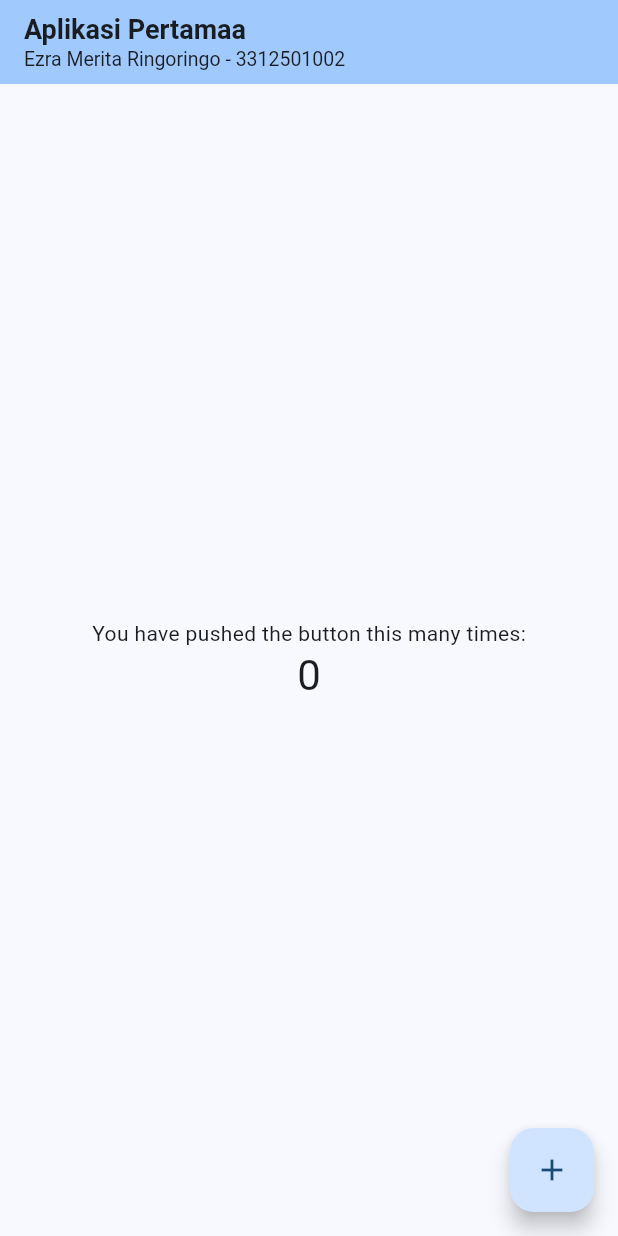
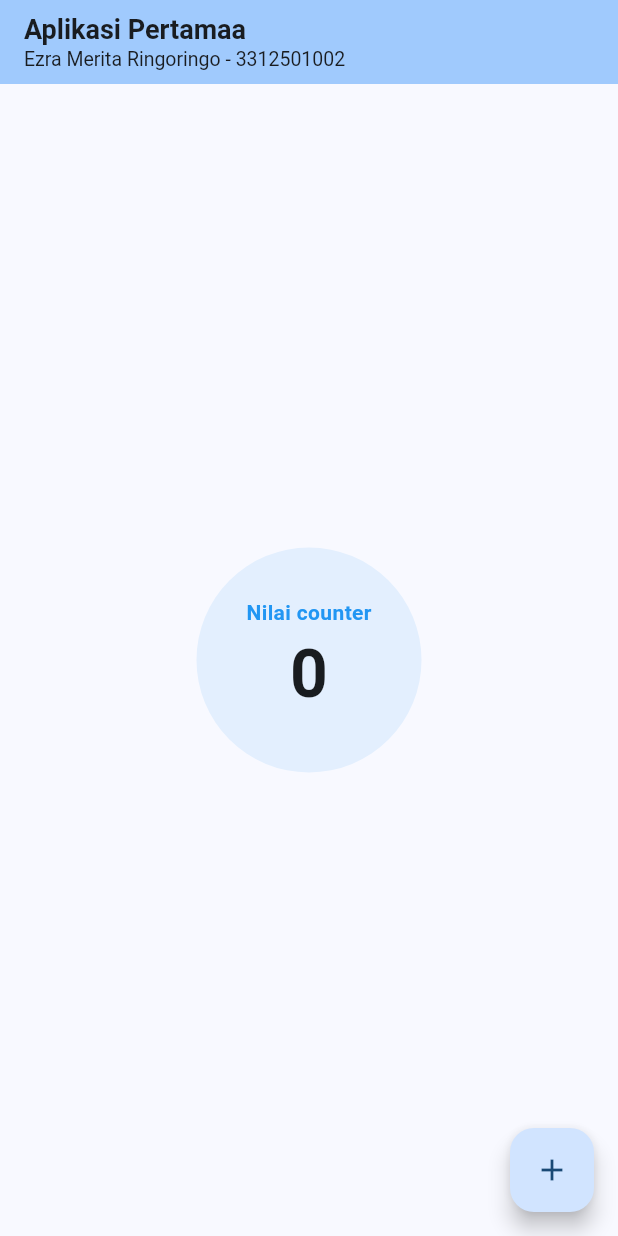
Before and after one commit to Ezraa27/tugas1_3312501002, a Flutter app: the screen it shows after launch, on a phone screen of 412 x 824 dp. Run offline on Flutter 3.47's test engine with Material 3 defaults, Android fonts, the light colour scheme and no system bars.

Commit message:
menambahkan tampilan container lingkaran untuk counter

```diff
--- a/lib/main.dart
+++ b/lib/main.dart
@@ -64,10 +64,33 @@ class _MyHomePageState extends State<MyHomePage> {
           child: Column(
             mainAxisAlignment: MainAxisAlignment.center,
             children: [
-              const Text('You have pushed the button this many times:'),
-              Text(
-                '$_counter',
-                style: Theme.of(context).textTheme.headlineMedium,
+              // tampilan lingkaran untuk nilai counter
+              Container(
+                width: 150,
+                height: 150,
+                decoration: BoxDecoration(
+                  shape: BoxShape.circle,
+                  color: Colors.blue.withValues(alpha: 0.1),
+                ),
+                child: Column(
+                  mainAxisAlignment: MainAxisAlignment.center,
+                  children: [
+                    const Text(
+                      'Nilai counter',
+                      style: TextStyle(
+                        color: Colors.blue,
+                        fontWeight: FontWeight.bold,
+                      ),
+                    ),
+                    Text(
+                      '$_counter',
+                      style: const TextStyle(
+                        fontSize: 44,
+                        fontWeight: FontWeight.bold,
+                      ),
+                    ),
+                  ],
+                ),
               ),
             ],
           ),
```
